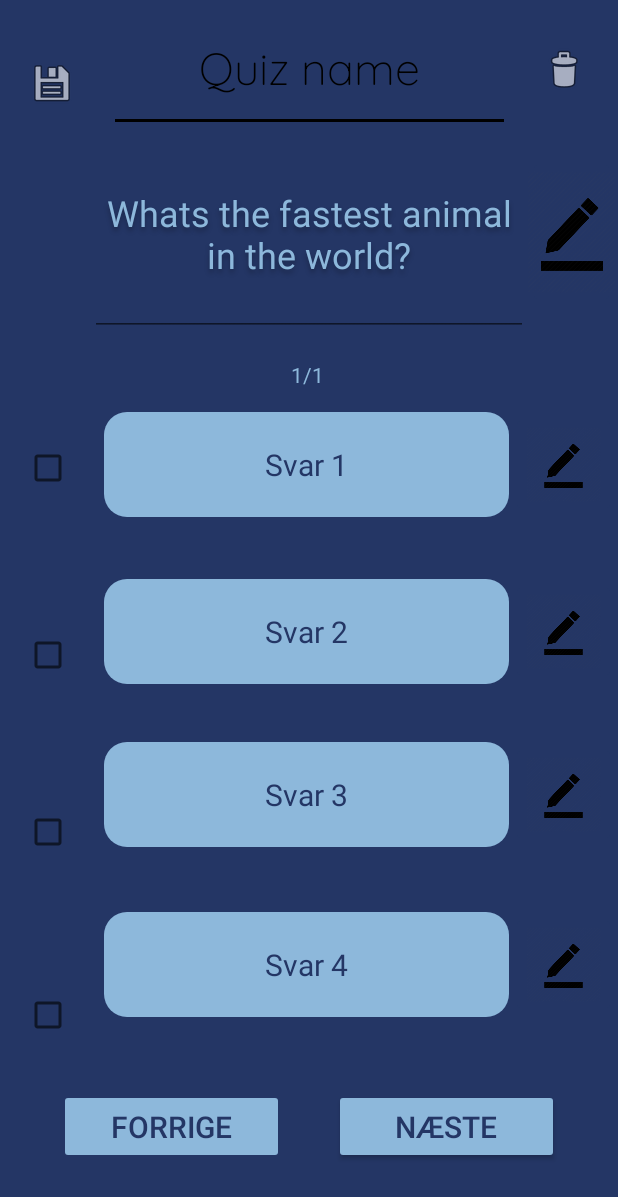
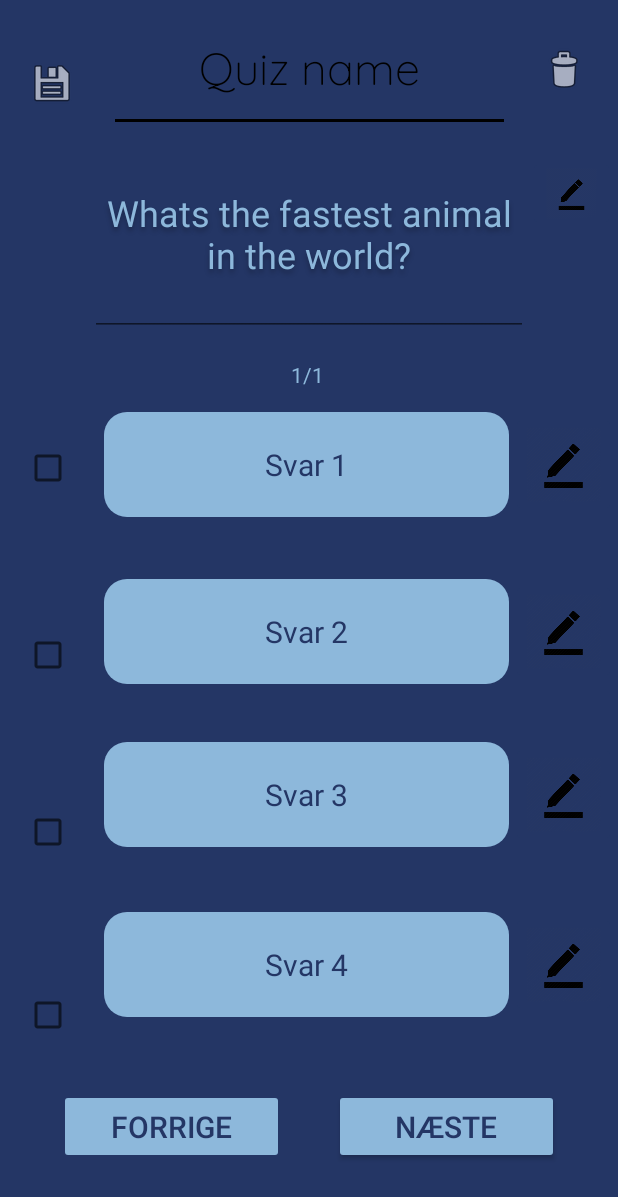
Before and after one commit to Fipzz/BrInt_QuizApp, an Android app: the Edit_Quiz screen opened directly, with no data from a screen before it, on a phone screen of 412 x 824 dp. Shown: the top 1197 px of the screen. Run offline under Robolectric (Android 15) with nearby library versions, the phone set to English and light mode, and no system bars; 16 statements that could not run were skipped.

Commit message:
Bug fixing

```diff
--- a/app/src/main/res/layout/edit_question_activity_layout.xml
+++ b/app/src/main/res/layout/edit_question_activity_layout.xml
@@ -146,13 +146,11 @@
     <ImageButton
         android:id="@+id/edit1"
         android:layout_width="58dp"
-        android:layout_height="0dp"
+        android:layout_height="50dp"
         android:layout_marginTop="104dp"
-        android:layout_marginBottom="69dp"
         android:backgroundTint="?attr/background"
         android:scaleType="centerCrop"
         android:src="@drawable/edit"
-        app:layout_constraintBottom_toTopOf="@+id/edit2"
         app:layout_constraintEnd_toEndOf="parent"
         app:layout_constraintHorizontal_bias="0.0"
         app:layout_constraintStart_toEndOf="@+id/question"
```
